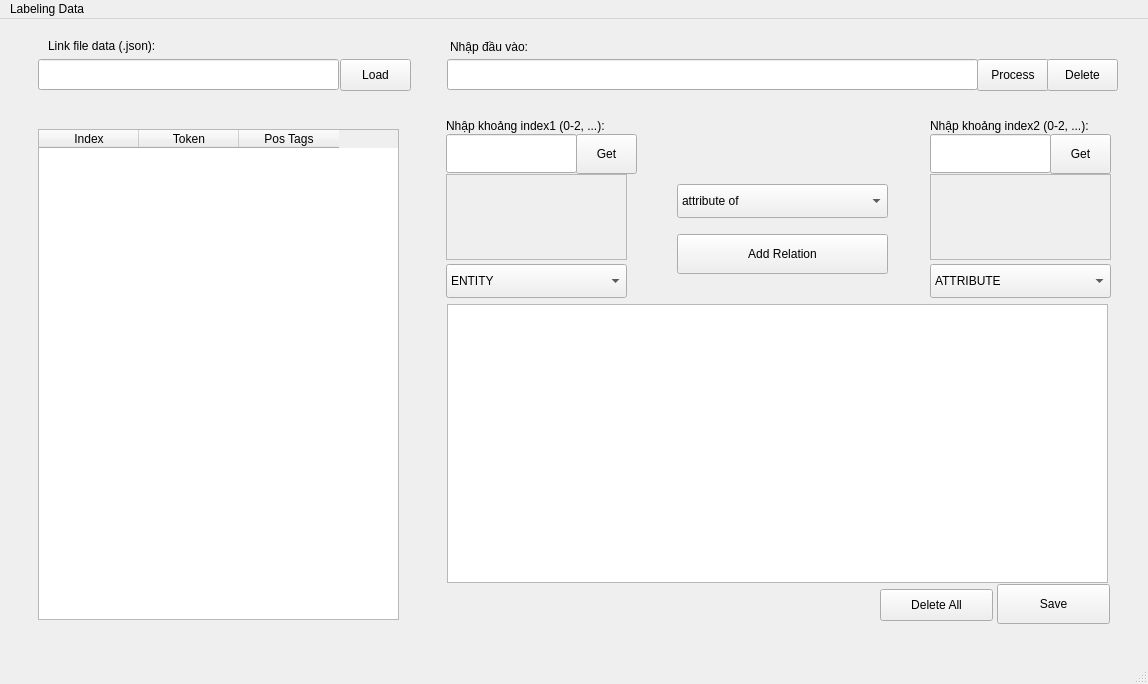
Above: AppLabelData.ui from vongla345/labeling_data_erd before the change. Below: the same form after it.
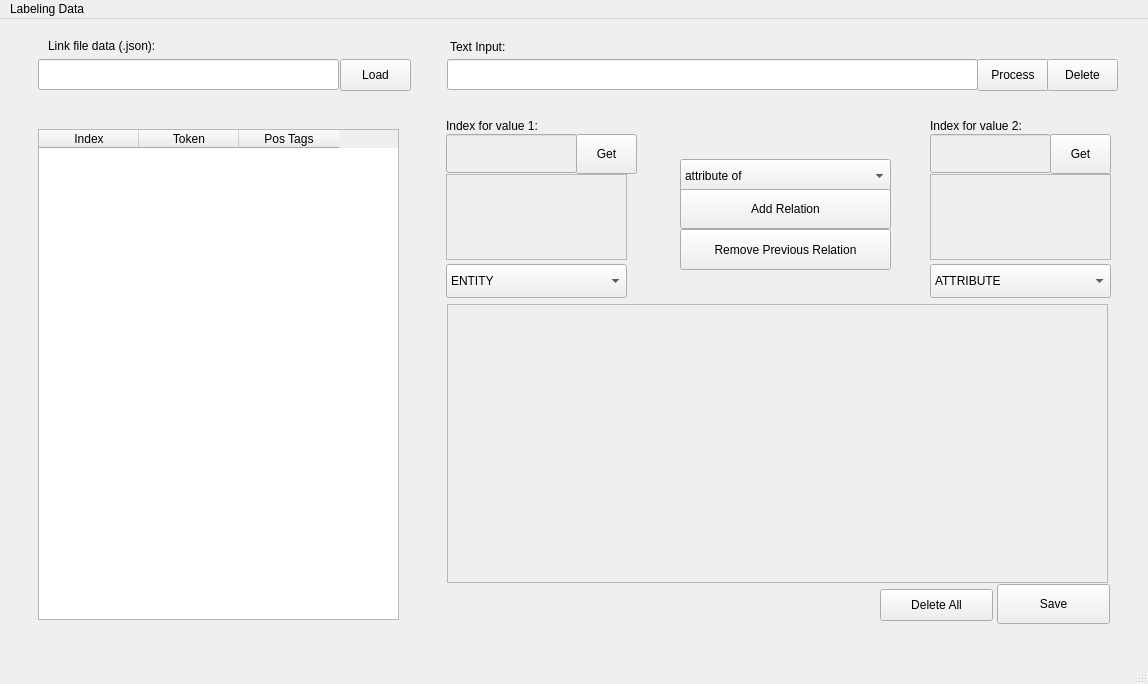
That is the form after the change.

The edit to the form file:
```diff
--- a/AppLabelData.ui
+++ b/AppLabelData.ui
@@ -38,6 +38,9 @@
     </property>
    </widget>
    <widget class="QTableWidget" name="table">
+    <property name="enabled">
+     <bool>true</bool>
+    </property>
     <property name="geometry">
      <rect>
       <x>38</x>
@@ -72,10 +75,13 @@
      </rect>
     </property>
     <property name="text">
-     <string>Nhập đầu vào:</string>
+     <string>Text Input:</string>
     </property>
    </widget>
    <widget class="QLineEdit" name="index1_input">
+    <property name="enabled">
+     <bool>false</bool>
+    </property>
     <property name="geometry">
      <rect>
       <x>446</x>
@@ -95,7 +101,7 @@
      </rect>
     </property>
     <property name="text">
-     <string>Nhập khoảng index1 (0-2, ...):</string>
+     <string>Index for value 1:</string>
     </property>
    </widget>
    <widget class="QLabel" name="label_3">
@@ -108,10 +114,13 @@
      </rect>
     </property>
     <property name="text">
-     <string>Nhập khoảng index2 (0-2, ...):</string>
+     <string>Index for value 2:</string>
     </property>
    </widget>
    <widget class="QLineEdit" name="index2_input">
+    <property name="enabled">
+     <bool>false</bool>
+    </property>
     <property name="geometry">
      <rect>
       <x>930</x>
@@ -185,8 +194,8 @@
    <widget class="QComboBox" name="type_relation">
     <property name="geometry">
      <rect>
-      <x>677</x>
-      <y>165</y>
+      <x>680</x>
+      <y>140</y>
       <width>211</width>
       <height>34</height>
      </rect>
@@ -203,6 +212,9 @@
     </item>
    </widget>
    <widget class="QTextEdit" name="output">
+    <property name="enabled">
+     <bool>false</bool>
+    </property>
     <property name="geometry">
      <rect>
       <x>447</x>
@@ -215,8 +227,8 @@
    <widget class="QPushButton" name="finish_button">
     <property name="geometry">
      <rect>
-      <x>677</x>
-      <y>215</y>
+      <x>680</x>
+      <y>170</y>
       <width>211</width>
       <height>40</height>
      </rect>
@@ -326,6 +338,19 @@
      <string>Delete All</string>
     </property>
    </widget>
+   <widget class="QPushButton" name="remove_previous_relation">
+    <property name="geometry">
+     <rect>
+      <x>680</x>
+      <y>210</y>
+      <width>211</width>
+      <height>41</height>
+     </rect>
+    </property>
+    <property name="text">
+     <string>Remove Previous Relation</string>
+    </property>
+   </widget>
   </widget>
   <widget class="QMenuBar" name="menubar">
    <property name="geometry">
```
